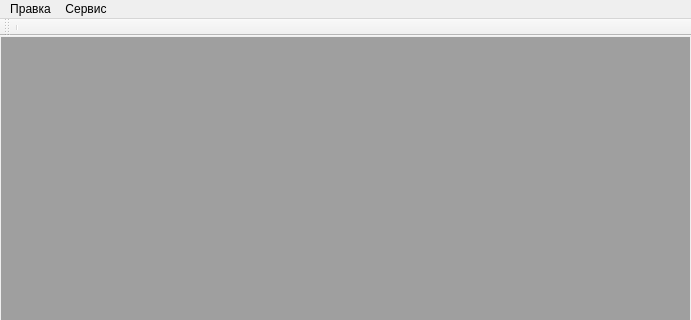
sergey4475/tickets, file src/release/app/mainform.ui: the form before one commit; both pictures show x 0 to 691 and y 0 to 320 of the 691 by 615 pixel window.
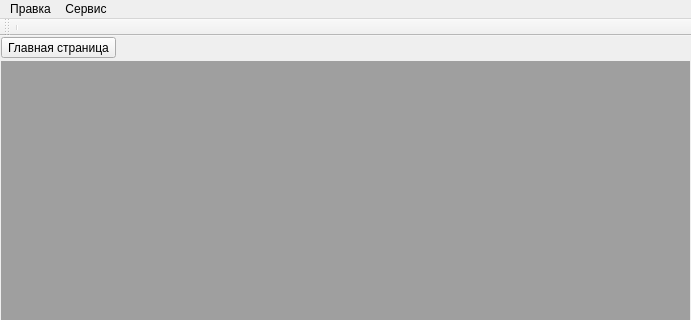
The form after the commit.

Diff of the .ui file:
```diff
--- a/src/release/app/mainform.ui
+++ b/src/release/app/mainform.ui
@@ -37,6 +37,56 @@
      <number>1</number>
     </property>
     <item row="0" column="0">
+     <widget class="QWidget" name="wMainMenu" native="true">
+      <property name="minimumSize">
+       <size>
+        <width>0</width>
+        <height>23</height>
+       </size>
+      </property>
+      <layout class="QHBoxLayout" name="horizontalLayout">
+       <property name="spacing">
+        <number>0</number>
+       </property>
+       <property name="leftMargin">
+        <number>0</number>
+       </property>
+       <property name="topMargin">
+        <number>0</number>
+       </property>
+       <property name="rightMargin">
+        <number>0</number>
+       </property>
+       <property name="bottomMargin">
+        <number>0</number>
+       </property>
+       <item>
+        <layout class="QFormLayout" name="formLayout">
+         <property name="horizontalSpacing">
+          <number>3</number>
+         </property>
+         <property name="verticalSpacing">
+          <number>3</number>
+         </property>
+         <item row="0" column="0" colspan="2">
+          <widget class="QToolButton" name="toolButton">
+           <property name="text">
+            <string>Главная страница</string>
+           </property>
+           <property name="checkable">
+            <bool>true</bool>
+           </property>
+           <property name="checked">
+            <bool>false</bool>
+           </property>
+          </widget>
+         </item>
+        </layout>
+       </item>
+      </layout>
+     </widget>
+    </item>
+    <item row="1" column="0">
      <widget class="QMdiArea" name="mdiArea"/>
     </item>
    </layout>
```
